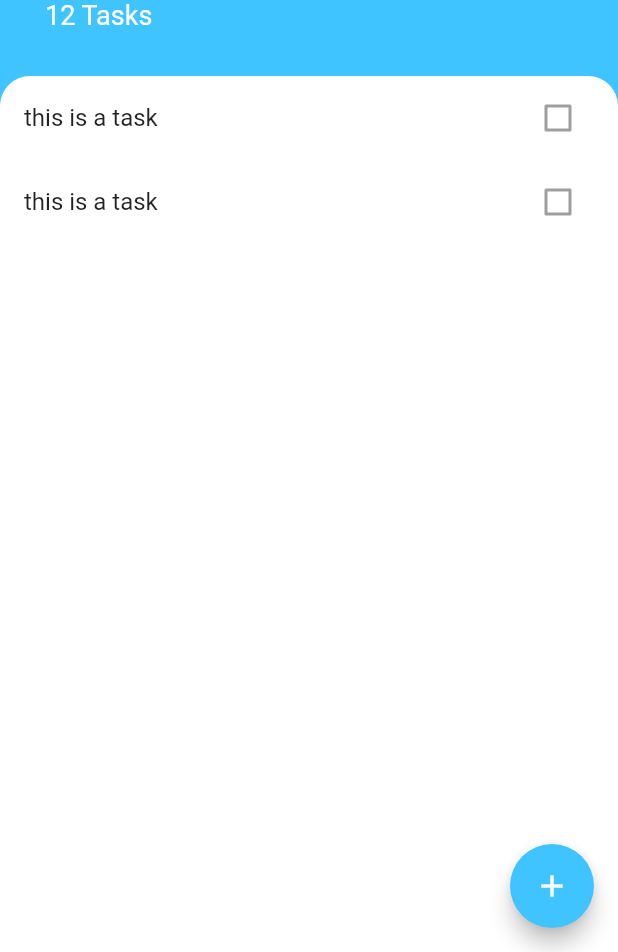
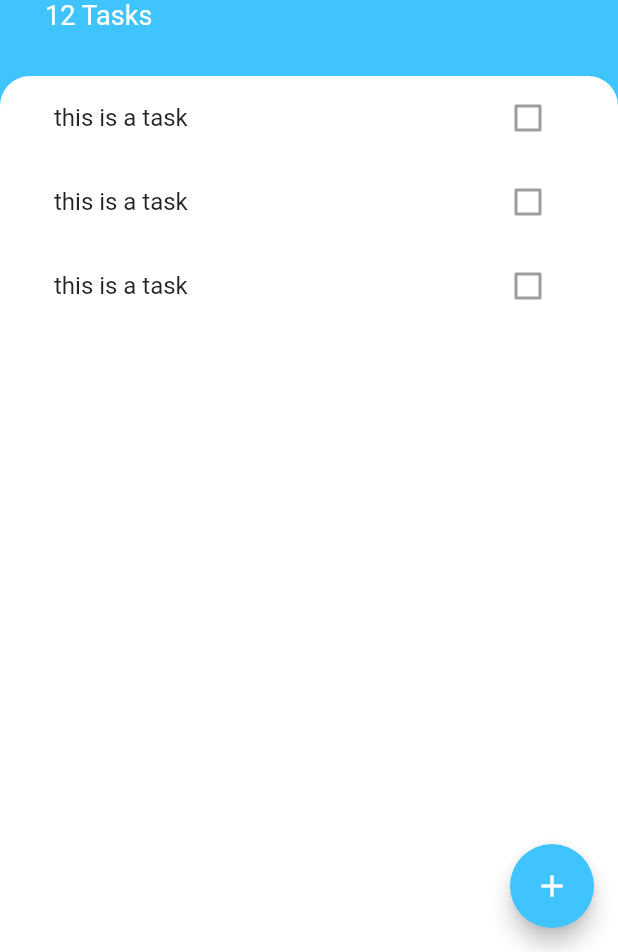
Before and after one commit to yisikawa/todoey_new, a Flutter app: the screen it shows after launch, on a phone screen of 412 x 824 dp, the part 284-1236 px from its top. Run offline on Flutter 3.47's test engine with Material 2 defaults, Android fonts, the phone set to English and light mode, and no system bars.

```diff
--- a/lib/screens/tasks_screen.dart
+++ b/lib/screens/tasks_screen.dart
@@ -1,6 +1,12 @@
 import 'package:flutter/material.dart';
+import '../widgets/tasks_list.dart';
 
 class TasksScreen extends StatelessWidget {
+
+  Widget buildBottomSheet(BuildContext context) {
+    return Container();
+  }
+
   @override
   Widget build(BuildContext context) {
     return Scaffold(
@@ -8,6 +14,9 @@ class TasksScreen extends StatelessWidget {
       floatingActionButton: FloatingActionButton(
         backgroundColor: Colors.lightBlueAccent,
         child: Icon(Icons.add),
+        onPressed: () {
+          showModalBottomSheet(context: context, builder: buildBottomSheet);
+        },
       ),
       body: Column(
         crossAxisAlignment: CrossAxisAlignment.start,
@@ -50,6 +59,7 @@ class TasksScreen extends StatelessWidget {
           ),
           Expanded(
             child: Container(
+              padding: EdgeInsets.symmetric(horizontal: 20.0),
               decoration: BoxDecoration(
                 color: Colors.white,
                 borderRadius: BorderRadius.only(
@@ -57,22 +67,7 @@ class TasksScreen extends StatelessWidget {
                   topRight: Radius.circular(20.0),
                 ),
               ),
-              child: ListView(
-                children: <Widget>[
-                  ListTile(
-                    title: Text('this is a task'),
-                    trailing: Checkbox(
-                      value: false,
-                    ),
-                  ),
-                  ListTile(
-                    title: Text('this is a task'),
-                    trailing: Checkbox(
-                      value: false,
-                    ),
-                  ),
-                ],
-              ),
+              child: TasksList(),
             ),
           ),
         ],
--- /dev/null
+++ b/lib/widgets/tasks_list.dart
@@ -0,0 +1,16 @@
+import 'package:flutter/material.dart';
+import 'tasks_tile.dart';
+
+
+class TasksList extends StatelessWidget {
+  @override
+  Widget build(BuildContext context) {
+    return ListView(
+      children: <Widget>[
+        TaskTile(),
+        TaskTile(),
+        TaskTile(),
+      ],
+    );
+  }
+}
--- /dev/null
+++ b/lib/widgets/tasks_tile.dart
@@ -0,0 +1,13 @@
+import 'package:flutter/material.dart';
+
+class TaskTile extends StatelessWidget {
+  @override
+  Widget build(BuildContext context) {
+    return ListTile(
+      title: Text('this is a task'),
+      trailing: Checkbox(
+        value: false,
+      ),
+    );
+  }
+}
```
